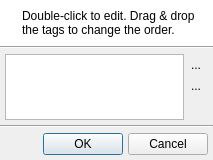
The window that uman/src/preferences/QUCustomTagsDialog.ui (UltraStar-Deluxe/UltraStar-Manager) describes before a commit, drawn with Qt 5.
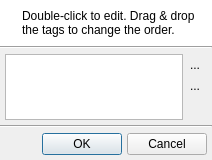
The same window after the commit. Icons and pictures are not drawn.

What changed in the file:
```diff
--- a/uman/src/preferences/QUCustomTagsDialog.ui
+++ b/uman/src/preferences/QUCustomTagsDialog.ui
@@ -5,7 +5,7 @@
    <rect>
     <x>0</x>
     <y>0</y>
-    <width>213</width>
+    <width>212</width>
     <height>160</height>
    </rect>
   </property>
```
Left out of the diff: 14 changed lines with no effect on the pictures.
